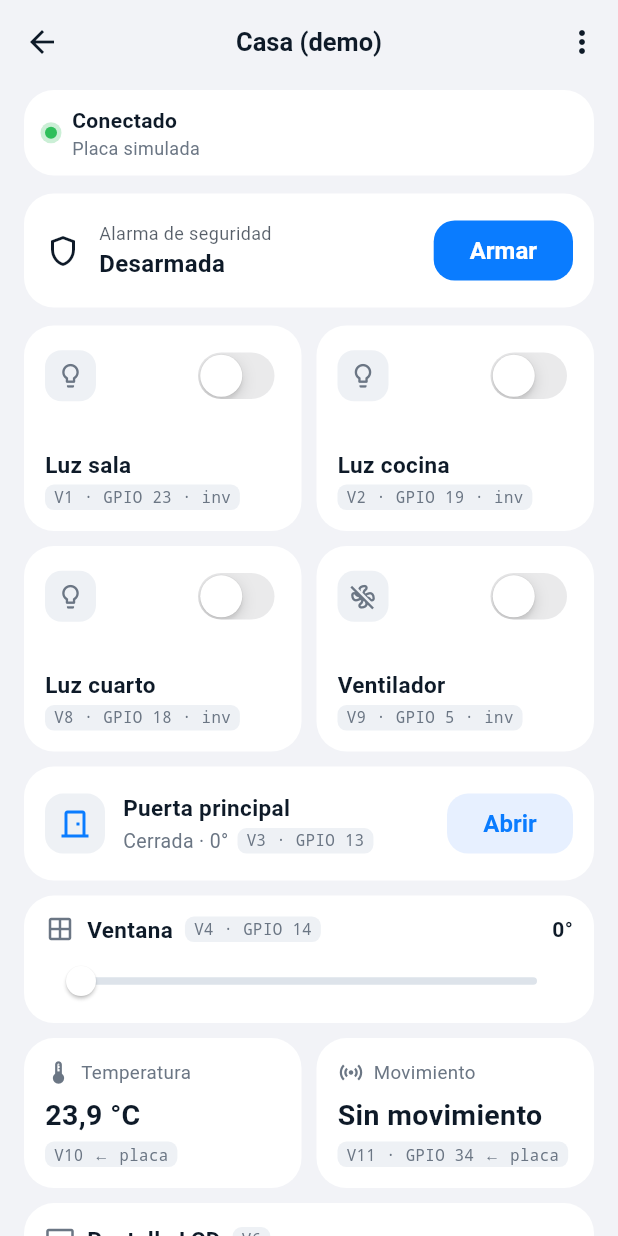
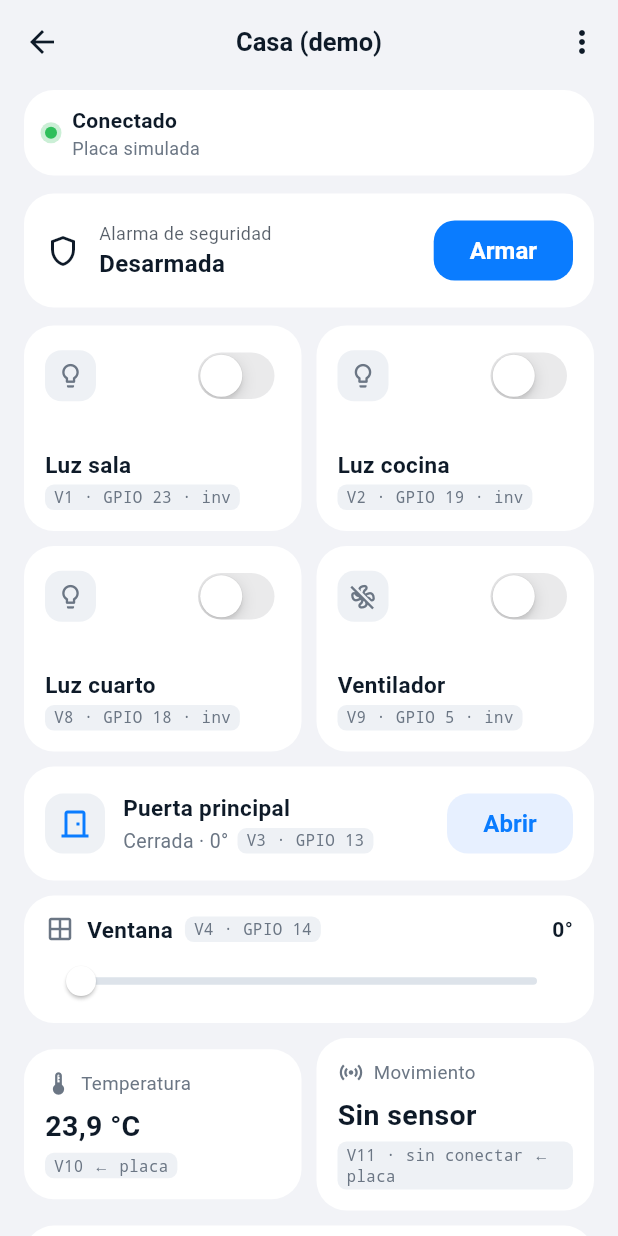
Before and after one commit to Samestves/Domotica-Control-App, a Flutter app: the screen it shows after launch, after a tap on the "link" icon, after a tap on "Casa (demo)", on a phone screen of 412 x 824 dp. Run offline on Flutter 3.47's test engine with Material 3 defaults, Android fonts, the phone set to English and light mode, and no system bars; our stand-ins replace flutter_blue_plus, shared_preferences.

Commit message:
Firmware corregido y compilado; reconexion automatica y estado real en la app
Firmware (compila con esp32 2.0.9, variantes BLE y BLE+Wi-Fi):
- Cola FreeRTOS para los bytes de BLE en vez de Strings compartidos entre tareas
- Notificaciones BLE en trozos de 20 bytes
- CFG sin cambios ya no reinicia la salida ni reescribe la memoria
- Canales con 'activado'; el sensor de movimiento viene desactivado
- SYNC devuelve el estado real de salidas y alarma

App:
- Reintentos automaticos cuando la conexion se cae sola
- Al conectar envia los pines guardados y pide SYNC
- Interruptor 'Conectado en la maqueta' por control

Co-Authored-By: Claude Fable 5.2 <noreply@anthropic.com>

```diff
--- a/lib/core/demo_link.dart
+++ b/lib/core/demo_link.dart
@@ -51,6 +51,7 @@ class DemoLink extends DeviceLink {
     if (m.kind == 'PING') return emitLine('PONG');
     if (m.kind == 'CFG') return emitLine('OK:${m.value}');
     if (m.kind == 'TEST') return emitLine('OK:prueba de salidas');
+    if (m.kind == 'SYNC') return emitLine('V7:${_armed ? 1 : 0}');
     if (!m.isPin) return;
     switch (m.pin) {
       case 6:
--- a/lib/core/protocol.dart
+++ b/lib/core/protocol.dart
@@ -5,7 +5,8 @@
 /// App → placa:
 ///   `V1:1`            pin virtual 1 con valor 1
 ///   `V20:-40,85`      joystick (x,y)
-///   `CFG:V1:23:1`     el pin virtual 1 usa el GPIO 23 y va invertido
+///   `CFG:V1:23:1:1`   el pin virtual 1 usa el GPIO 23, invertido y activado
+///   `SYNC`            la placa responde con el estado actual de todo
 ///   `TEST`            la placa activa cada salida una por una
 ///   `PING`
 ///
@@ -43,7 +44,8 @@ class Msg {
 
 String pinMsg(int pin, Object value) => 'V$pin:${clean(value.toString())}';
 
-String cfgMsg(int pin, int gpio, bool inverted) => 'CFG:V$pin:$gpio:${inverted ? 1 : 0}';
+String cfgMsg(int pin, int gpio, {required bool inverted, bool enabled = true}) =>
+    'CFG:V$pin:$gpio:${inverted ? 1 : 0}:${enabled ? 1 : 0}';
 
 /// Quita saltos de línea para que un texto no rompa el protocolo.
 String clean(String s) => s.replaceAll(RegExp(r'[\r\n]'), ' ');
--- a/lib/models/controls.dart
+++ b/lib/models/controls.dart
@@ -1,4 +1,6 @@
 import 'package:flutter/material.dart';
+
+import 'device.dart';
 
 enum ControlKind { toggle, servoToggle, slider, button, text, alarm, reading }
 
@@ -11,6 +13,7 @@ class ControlSpec {
   final IconData icon;
   final int? gpio;
   final bool inverted; // por defecto; los módulos de relé se activan con señal baja
+  final bool enabled; // por defecto; false si la pieza puede no estar en la maqueta
   final bool output; // false: no se controla, solo se muestra o se lee
   final String unit;
   final int min, max;
@@ -23,6 +26,7 @@ class ControlSpec {
     required this.icon,
     this.gpio,
     this.inverted = false,
+    this.enabled = true,
     this.output = true,
     this.unit = '',
     this.min = 0,
@@ -44,8 +48,16 @@ const casaControls = <ControlSpec>[
   ControlSpec(vpin: 5, label: 'Timbre', kind: ControlKind.button, icon: Icons.notifications_none, gpio: 27),
   ControlSpec(vpin: 6, label: 'Pantalla LCD', kind: ControlKind.text, icon: Icons.tv_outlined, output: false),
   ControlSpec(vpin: 10, label: 'Temperatura', kind: ControlKind.reading, icon: Icons.thermostat_outlined, output: false, unit: ' °C'),
-  ControlSpec(vpin: 11, label: 'Movimiento', kind: ControlKind.reading, icon: Icons.sensors, gpio: 34, output: false),
+  ControlSpec(vpin: 11, label: 'Movimiento', kind: ControlKind.reading, icon: Icons.sensors, gpio: 34, enabled: false, output: false),
 ];
+
+extension ControlPins on ControlSpec {
+  /// El ajuste vigente de este control: el guardado para la placa o el de fábrica.
+  PinConfig? pinsFor(SavedDevice d) =>
+      d.pins[vpin] ?? (gpio == null ? null : PinConfig(gpio!, inverted: inverted, enabled: enabled));
+
+  bool isEnabledOn(SavedDevice d) => pinsFor(d)?.enabled ?? true;
+}
 
 /// Revisa si un GPIO del ESP32 sirve para un control. Devuelve el problema, o null si está bien.
 /// El programa de la placa aplica las mismas reglas.
--- a/lib/models/device.dart
+++ b/lib/models/device.dart
@@ -17,14 +17,16 @@ extension ProfileLabel on Profile {
       };
 }
 
-/// Ajuste de un control: a qué GPIO va y si está invertido.
+/// Ajuste de un control: a qué GPIO va, si está invertido y si está conectado en la maqueta.
 class PinConfig {
   final int gpio;
   final bool inverted;
-  const PinConfig(this.gpio, this.inverted);
+  final bool enabled;
+  const PinConfig(this.gpio, {required this.inverted, this.enabled = true});
 
-  Map<String, dynamic> toJson() => {'g': gpio, 'i': inverted};
-  factory PinConfig.fromJson(Map<String, dynamic> j) => PinConfig(j['g'] as int, j['i'] as bool? ?? false);
+  Map<String, dynamic> toJson() => {'g': gpio, 'i': inverted, 'e': enabled};
+  factory PinConfig.fromJson(Map<String, dynamic> j) =>
+      PinConfig(j['g'] as int, inverted: j['i'] as bool? ?? false, enabled: j['e'] as bool? ?? true);
 }
 
 /// Una placa guardada en el teléfono.
--- a/lib/state/app_state.dart
+++ b/lib/state/app_state.dart
@@ -27,38 +27,75 @@ class Session extends ChangeNotifier {
   String? lastAlert;
   final _subs = <StreamSubscription>[];
 
-  Session(this.device);
+  /// Crea la conexión de una placa. Las pruebas pueden pasar otra para simular fallos.
+  final DeviceLink Function(SavedDevice) _linkFor;
+
+  /// Esperas entre reintentos cuando la conexión se cae sola.
+  static const retryDelays = [Duration(seconds: 2), Duration(seconds: 4), Duration(seconds: 8), Duration(seconds: 15)];
+  bool _wantConnected = false;
+  int _retries = 0;
+  Timer? _retryTimer;
+
+  Session(this.device, {DeviceLink Function(SavedDevice)? linkFor}) : _linkFor = linkFor ?? _defaultLink;
+
+  static DeviceLink _defaultLink(SavedDevice d) => switch (d.transport) {
+        Transport.ble => BleLink(d.address),
+        Transport.wifi => WifiLink(d.address, d.port),
+        Transport.demo => DemoLink(d.profile.name),
+      };
 
   LinkState get state => _link?.state ?? LinkState.disconnected;
   String? get error => _link?.lastError;
   bool get connected => state == LinkState.connected;
 
+  /// true mientras la app espera para reintentar una conexión caída.
+  bool get retrying => _retryTimer?.isActive ?? false;
+
+  /// Conecta porque el usuario lo pidió. Si después se cae, la app reintenta sola.
   Future<void> connect() async {
+    _wantConnected = true;
+    _retries = 0;
+    _retryTimer?.cancel();
+    await _open();
+  }
+
+  /// Desconecta porque el usuario lo pidió: no se reintenta.
+  Future<void> disconnect() async {
+    _wantConnected = false;
+    _retryTimer?.cancel();
+    await _link?.disconnect();
+    notifyListeners();
+  }
+
+  Future<void> _open() async {
     if (state == LinkState.connected || state == LinkState.connecting) return;
     await _teardown();
-    final link = switch (device.transport) {
-      Transport.ble => BleLink(device.address),
-      Transport.wifi => WifiLink(device.address, device.port),
-      Transport.demo => DemoLink(device.profile.name),
-    };
+    final link = _linkFor(device);
     _link = link;
-    _subs.add(link.states.listen((_) => notifyListeners()));
+    _subs.add(link.states.listen(_onState));
     _subs.add(link.lines.listen(_onLine));
     notifyListeners();
     await link.connect();
-    if (connected) _pushPinConfig();
+    if (connected) {
+      _retries = 0;
+      _pushPinConfig();
+      sendRaw('SYNC');
+    }
+    notifyListeners();
+  }
+
+  void _onState(LinkState s) {
+    if (s == LinkState.error && _wantConnected && _retries < retryDelays.length) {
+      _retryTimer?.cancel();
+      _retryTimer = Timer(retryDelays[_retries++], _open);
+    }
     notifyListeners();
   }
 
   /// La app es la fuente de verdad de los pines: al conectar, envía a la placa
   /// todos los ajustes guardados, aunque se hayan hecho sin conexión.
   void _pushPinConfig() {
-    device.pins.forEach((vpin, p) => sendRaw(cfgMsg(vpin, p.gpio, p.inverted)));
-  }
-
-  Future<void> disconnect() async {
-    await _link?.disconnect();
-    notifyListeners();
+    device.pins.forEach((vpin, p) => sendRaw(cfgMsg(vpin, p.gpio, inverted: p.inverted, enabled: p.enabled)));
   }
 
   void _onLine(String line) {
@@ -109,6 +146,8 @@ class Session extends ChangeNotifier {
 
   @override
   void dispose() {
+    _wantConnected = false;
+    _retryTimer?.cancel();
     _teardown();
     super.dispose();
   }
--- a/lib/ui/casa_panel.dart
+++ b/lib/ui/casa_panel.dart
@@ -82,7 +82,7 @@ class _CasaPanelState extends State<CasaPanel> {
           Row(children: [
             Expanded(child: _reading(s, _spec(10), v[10] == null ? '—' : '${v[10]!.replaceAll('.', ',')} °C')),
             const SizedBox(width: 10),
-            Expanded(child: _reading(s, _spec(11), v[11] == '1' ? 'Detectado' : 'Sin movimiento', alert: v[11] == '1')),
+            Expanded(child: _motion(s)),
           ]),
           const SizedBox(height: 10),
           _lcdCard(s),
@@ -153,8 +153,9 @@ class _CasaPanelState extends State<CasaPanel> {
   // ---------- Luces y switches ----------
   Widget _toggleTile(Session s, ControlSpec c) {
     final on = s.values[c.vpin] == '1';
+    final usable = s.connected && c.isEnabledOn(s.device);
     return Panel(
-      onTap: s.connected ? () => _toggle(s, c, !on) : null,
+      onTap: usable ? () => _toggle(s, c, !on) : null,
       onLongPress: () => showPinSheet(context, s, c),
       child: Column(crossAxisAlignment: CrossAxisAlignment.start, mainAxisAlignment: MainAxisAlignment.spaceBetween, children: [
         Row(mainAxisAlignment: MainAxisAlignment.spaceBetween, children: [
@@ -169,7 +170,7 @@ class _CasaPanelState extends State<CasaPanel> {
             ),
             child: Icon(c.icon, size: 19, color: on ? const Color(0xFF7A6100) : C.ink2),
           ),
-          CupertinoSwitch(value: on, activeTrackColor: C.ok, onChanged: s.connected ? (x) => _toggle(s, c, x) : null),
+          CupertinoSwitch(value: on, activeTrackColor: C.ok, onChanged: usable ? (x) => _toggle(s, c, x) : null),
         ]),
         Column(crossAxisAlignment: CrossAxisAlignment.start, children: [
           Text(c.label, style: const TextStyle(fontWeight: FontWeight.w600, fontSize: 15)),
@@ -269,6 +270,13 @@ class _CasaPanelState extends State<CasaPanel> {
   }
 
   // ---------- Lecturas ----------
+  Widget _motion(Session s) {
+    final c = _spec(11);
+    if (!c.isEnabledOn(s.device)) return _reading(s, c, 'Sin sensor');
+    final detected = s.values[11] == '1';
+    return _reading(s, c, detected ? 'Detectado' : 'Sin movimiento', alert: detected);
+  }
+
   Widget _reading(Session s, ControlSpec c, String text, {bool alert = false}) {
     return Panel(
       onLongPress: c.gpio != null ? () => showPinSheet(context, s, c) : null,
--- a/lib/ui/widgets/common.dart
+++ b/lib/ui/widgets/common.dart
@@ -25,7 +25,7 @@ class ConnectionBar extends StatelessWidget {
         const SizedBox(width: 10),
         Expanded(
           child: Column(crossAxisAlignment: CrossAxisAlignment.start, children: [
-            Text(stateLabel(st), style: const TextStyle(fontWeight: FontWeight.w600)),
+            Text(session.retrying ? 'Reconectando…' : stateLabel(st), style: const TextStyle(fontWeight: FontWeight.w600)),
             Text(err ?? session.device.subtitle, style: TextStyle(fontSize: 12, color: err != null ? C.danger : C.ink2)),
           ]),
         ),
@@ -90,6 +90,7 @@ class _PinSheet extends StatefulWidget {
 class _PinSheetState extends State<_PinSheet> {
   late final TextEditingController _gpio;
   late bool _inverted;
+  late bool _enabled;
   String? _error;
 
   ControlSpec get _spec => widget.spec;
@@ -98,9 +99,10 @@ class _PinSheetState extends State<_PinSheet> {
   @override
   void initState() {
     super.initState();
-    final current = _session.device.pins[_spec.vpin] ?? PinConfig(_spec.gpio ?? 0, _spec.inverted);
+    final current = _spec.pinsFor(_session.device)!;
     _gpio = TextEditingController(text: '${current.gpio}');
     _inverted = current.inverted;
+    _enabled = current.enabled;
   }
 
   @override
@@ -116,17 +118,20 @@ class _PinSheetState extends State<_PinSheet> {
       setState(() => _error = problem);
       return;
     }
-    _session.device.pins[_spec.vpin] = PinConfig(g!, _inverted);
-    await widget.onSaved();
-    _session.sendRaw(cfgMsg(_spec.vpin, g, _inverted));
+    await _apply(PinConfig(g!, inverted: _inverted, enabled: _enabled), custom: true);
     if (mounted) Navigator.pop(context);
   }
 
   Future<void> _reset() async {
-    final g = _spec.gpio!;
-    _session.device.pins.remove(_spec.vpin);
+    await _apply(PinConfig(_spec.gpio!, inverted: _spec.inverted, enabled: _spec.enabled), custom: false);
+  }
+
+  /// Guarda el ajuste en la app, lo envía a la placa y cierra la hoja.
+  Future<void> _apply(PinConfig p, {required bool custom}) async {
+    final pins = _session.device.pins;
+    custom ? pins[_spec.vpin] = p : pins.remove(_spec.vpin);
     await widget.onSaved();
-    _session.sendRaw(cfgMsg(_spec.vpin, g, _spec.inverted));
+    _session.sendRaw(cfgMsg(_spec.vpin, p.gpio, inverted: p.inverted, enabled: p.enabled));
     if (mounted) Navigator.pop(context);
   }
 
@@ -163,6 +168,17 @@ class _PinSheetState extends State<_PinSheet> {
             onChanged: (v) => setState(() => _inverted = v),
           ),
         ),
+        const SizedBox(height: 8),
+        Panel(
+          padding: const EdgeInsets.fromLTRB(14, 4, 8, 4),
+          child: SwitchListTile(
+            contentPadding: EdgeInsets.zero,
+            title: const Text('Conectado en la maqueta'),
+            subtitle: const Text('Apágalo si esta pieza no existe. Un sensor sin conectar da lecturas falsas.'),
+            value: _enabled,
+            onChanged: (v) => setState(() => _enabled = v),
+          ),
+        ),
         const SizedBox(height: 16),
         FilledButton(onPressed: _save, child: Text(connected ? 'Guardar y enviar a la placa' : 'Guardar')),
         if (custom) TextButton(onPressed: _reset, child: Text('Volver al GPIO ${_spec.gpio}')),
@@ -178,8 +194,8 @@ class _PinSheetState extends State<_PinSheet> {
 }
 
 String pinLabel(SavedDevice d, ControlSpec s) {
-  final p = d.pins[s.vpin];
-  final g = p?.gpio ?? s.gpio;
-  if (g == null) return 'V${s.vpin}';
-  return 'V${s.vpin} · GPIO $g${(p?.inverted ?? s.inverted) ? ' · inv' : ''}';
+  final p = s.pinsFor(d);
+  if (p == null) return 'V${s.vpin}';
+  if (!p.enabled) return 'V${s.vpin} · sin conectar';
+  return 'V${s.vpin} · GPIO ${p.gpio}${p.inverted ? ' · inv' : ''}';
 }
--- a/tool/placa_falsa.dart
+++ b/tool/placa_falsa.dart
@@ -63,6 +63,7 @@ void _serve(Socket client) {
     print('-> $line');
     if (line == 'PING') return send('PONG');
     if (line == 'TEST') return send('OK:TEST terminado');
+    if (line == 'SYNC') return send('V7:${armed ? 1 : 0}');
     if (line.startsWith('CFG:')) return send('OK:${line.substring(4)}');
     final m = RegExp(r'^V(\d+):(.*)$').firstMatch(line);
     if (m == null) return send('ERR:no entiendo $line');
```
Also changed, not shown: 2 other files.
